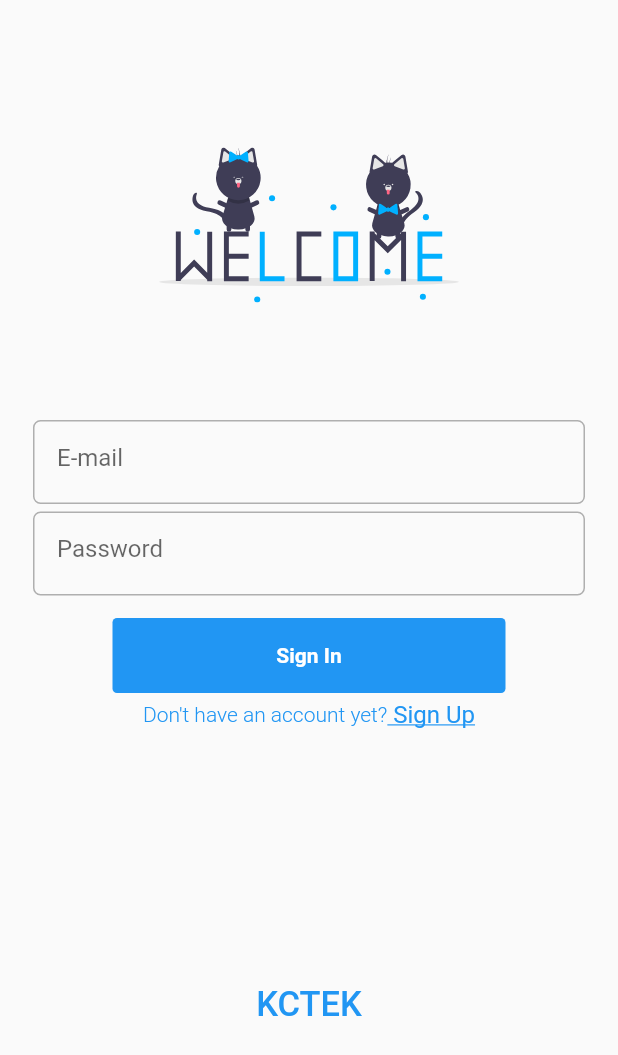
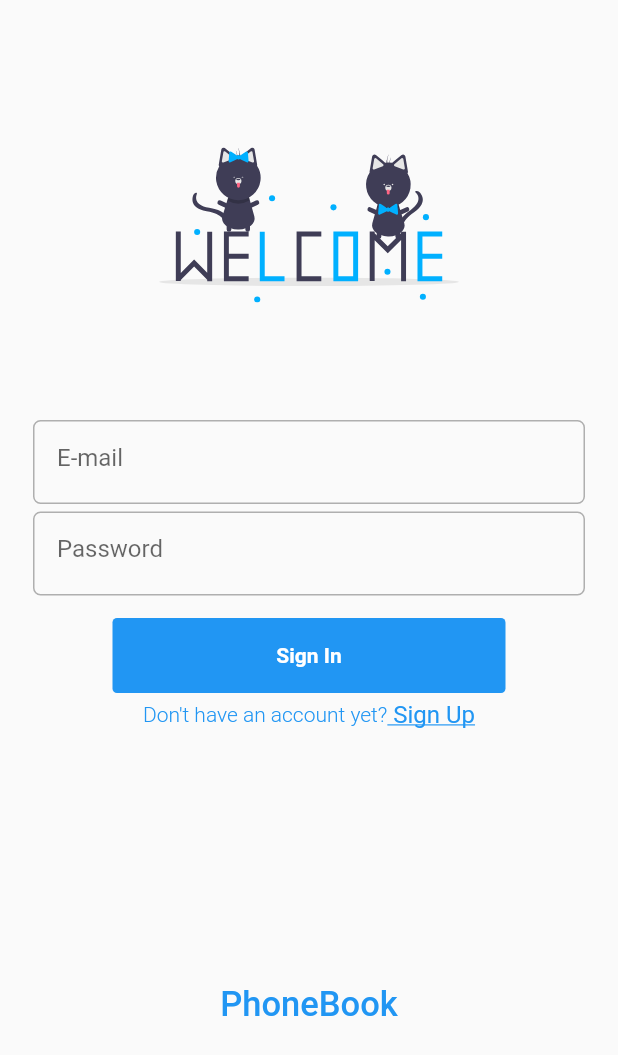
Before and after one commit to umutbariscoskun/phone_book, a Flutter app: the screen it shows after launch, on a phone screen of 412 x 824 dp. Shown: the top 1055 px of the screen. Run offline on Flutter 3.47's test engine with Material 2 defaults, Android fonts, the phone set to English and light mode, and no system bars; our stand-ins replace another_flushbar, cloud_firestore, cross_file, firebase_auth, firebase_core, firebase_storage and 4 more; accounts and stored records are empty; project files that could hold a hidden picture were left out.

Commit message:
phone book text

```diff
--- a/lib/src/app/texts.dart
+++ b/lib/src/app/texts.dart
@@ -1,6 +1,6 @@
 class PhoneBookTexts {
   static String get pickImage => 'pickImage';
-  static String get kctek => 'KCTEK';
+  static String get kctek => 'PhoneBook';
   static String get myContacts => 'My Contacts';
   static String get searchContact => 'Search Contact';
   static String get addContact => 'Add Contact';
```
